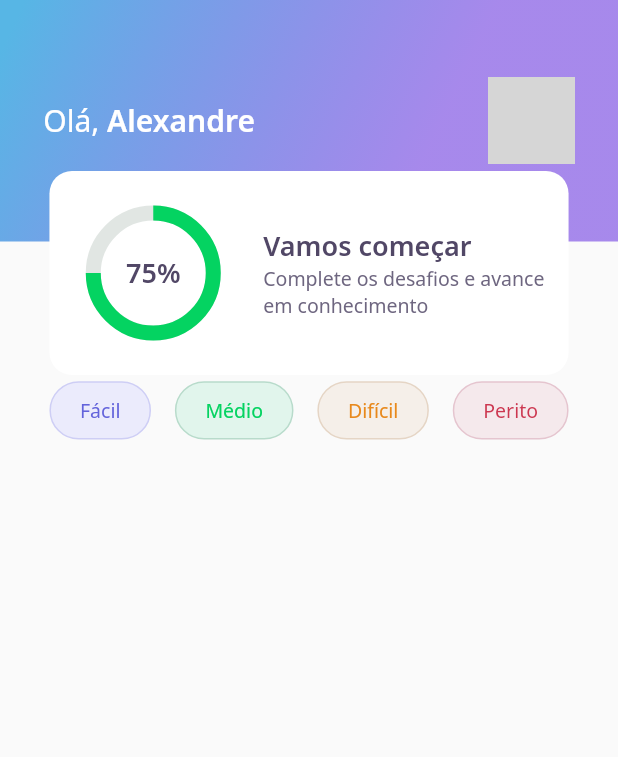
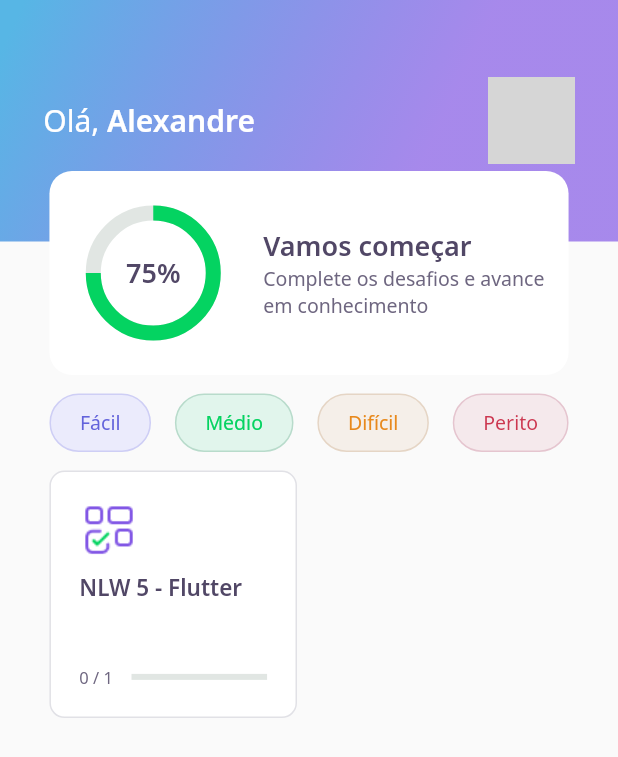
Before and after one commit to alexandreturial/nlw5-flutter, a Flutter app: the screen it shows after launch, on a phone screen of 412 x 824 dp. Shown: the top 757 px of the screen. Run offline on Flutter 3.47's test engine with Material 2 defaults, Android fonts, the phone set to English and light mode, and no system bars; our stand-ins replace google_fonts; accounts and stored records are empty; network calls fail; grey boxes are pictures that could not be loaded.

Commit message:
state page and controller

```diff
--- /dev/null
+++ b/lib/Home/home_controller.dart
@@ -0,0 +1,51 @@
+import 'package:flutter/cupertino.dart';
+import 'package:nlw5/Home/home_state.dart';
+import 'package:nlw5/core/app_images.dart';
+import 'package:nlw5/shared/models/awnser_model.dart';
+import 'package:nlw5/shared/models/question_model.dart';
+import 'package:nlw5/shared/models/quiz_model.dart';
+import 'package:nlw5/shared/models/user_model.dart';
+
+class HomeController {
+  final ValueNotifier<HomeState> stateNotifier = ValueNotifier<HomeState>(HomeState.empty);
+
+  set state(HomeState state) => stateNotifier.value = state;
+  HomeState get state => stateNotifier.value;
+
+  UserModel? user;
+  List<QuizModel>? quizzes;
+
+  void getUser() async{
+    state = HomeState.loading;
+    await Future.delayed(Duration(seconds: 2));
+    user = UserModel(
+      name: "Alexandre",
+      photoUrl: "https://avatars.githubusercontent.com/u/29807033?v=4",
+    );
+    state = HomeState.success;
+
+  }
+
+  void getQuizzes() async {
+    state = HomeState.loading;
+    await Future.delayed(Duration(seconds: 2));
+
+    quizzes = [
+      QuizModel(
+          title: "NLW 5 - Flutter",
+          question: [
+            QuestionModel(title: "Esta curtindo Flutter?", awnsers: [
+              AwnserModel(title: "Estou curtindo"),
+              AwnserModel(title: "Estou adoradno"),
+              AwnserModel(title: "Amando flutter curtindo"),
+              AwnserModel(title: "muito Top", isRight: true),
+            ])
+          ],
+          image: AppImages.blocks,
+          level: Level.facil)
+    ];
+
+    state = HomeState.success;
+
+  }
+}
--- a/lib/Home/home_page.dart
+++ b/lib/Home/home_page.dart
@@ -1,6 +1,10 @@
 import 'package:flutter/material.dart';
+import 'package:nlw5/Home/home_controller.dart';
+import 'package:nlw5/Home/home_state.dart';
 import 'package:nlw5/Home/widgets/AppBar/app_bar.dart';
 import 'package:nlw5/Home/widgets/LevelButton/level_button_widget.dart';
+import 'package:nlw5/Home/widgets/QuizCard/quiz_card_widget.dart';
+import 'package:nlw5/core/app_colors.dart';
 
 class HomePage extends StatefulWidget {
   @override
@@ -8,18 +12,35 @@ class HomePage extends StatefulWidget {
 }
 
 class _HomePageState extends State<HomePage> {
+  final controller = HomeController();
+
+  @override
+  void initState(){
+    super.initState();
+    controller.getUser();
+    controller.getQuizzes();
+    controller.stateNotifier.addListener(() {
+      setState(() {});
+    });
+  }
+
   @override
   Widget build(BuildContext context) {
     Size screenSize = MediaQuery.of(context).size;
-
+    if(controller.state == HomeState.success){
       return Scaffold(
-      appBar: AppBarWidget(screenSize),
+        appBar: AppBarWidget(
+          screenSize: screenSize,
+          user: controller.user!,
+      ),
       body: Padding(
         padding: EdgeInsets.symmetric(
           horizontal: screenSize.width > 700 ? screenSize.width * 0.2 : screenSize.width * 0.08,
-          vertical: screenSize.width * 0.01
+          vertical: screenSize.width * 0.03
         ),
-        child: Row(
+        child: Column(
+          children: [
+            Row(
               mainAxisAlignment: MainAxisAlignment.spaceBetween,
               children: [
                 LevelButtonWidget(label: 'Fácil'),
@@ -28,7 +49,36 @@ class _HomePageState extends State<HomePage> {
                 LevelButtonWidget(label: 'Perito'),
               ],
             ),
+            SizedBox(
+              height: screenSize.height * 0.015
             ),
+            Expanded(
+              child: GridView.count(
+                crossAxisCount: 2,
+                crossAxisSpacing: 16,
+                mainAxisSpacing: 16,
+                children: controller.quizzes!.map(
+                  (e) => QuizCardWidget(
+                    completed: '${e.questionAwnsered} / ${e.question.length}',
+                    title: e.title,
+                    porcent: e.questionAwnsered/e.question.length,
+                  )
+                ).toList(),
+
+              ),
+            )
+          ],
+        ),
+      ),
+    );
+    }else{
+      return Scaffold(
+        body: Center(
+          child: CircularProgressIndicator(
+            valueColor: AlwaysStoppedAnimation<Color>(AppColors.darkGreen)
+          )
+        )
       );
     }
   }
+}
--- /dev/null
+++ b/lib/Home/home_state.dart
@@ -0,0 +1,6 @@
+enum HomeState {
+  success,
+  loading,
+  error,
+  empty
+}
--- a/lib/Home/widgets/AppBar/app_bar.dart
+++ b/lib/Home/widgets/AppBar/app_bar.dart
@@ -1,15 +1,16 @@
 import 'package:flutter/material.dart';
 import 'package:nlw5/Home/widgets/score_card.dart/scored_card_widget.dart';
 import 'package:nlw5/core/core.dart';
+import 'package:nlw5/shared/models/user_model.dart';
 
 class AppBarWidget extends PreferredSize {
+  final UserModel user;
+  final Size screenSize;
 
-
-  AppBarWidget(Size screenSize) : super(
+  AppBarWidget({ required this.user, required this.screenSize}) : super(
     preferredSize: Size.fromHeight(250),
     child: Container(
       height: 250,
-
       child: Stack(
         children: [
           Container(
@@ -28,7 +29,7 @@ class AppBarWidget extends PreferredSize {
                     style: AppTextStyles.title,
                     children: [
                       TextSpan(
-                      text: "Alexandre",
+                      text: user.name,
                       style: AppTextStyles.titleBold
                       ),
                     ]
@@ -41,7 +42,7 @@ class AppBarWidget extends PreferredSize {
                     borderRadius: BorderRadius.circular(10),
                     image: DecorationImage(
                       image: NetworkImage(
-                        "https://avatars.githubusercontent.com/u/29807033?v=4"
+                        user.photoUrl
                       )
                     )
                   ),
--- /dev/null
+++ b/lib/Home/widgets/QuizCard/quiz_card_widget.dart
@@ -0,0 +1,73 @@
+import 'package:flutter/material.dart';
+import 'package:nlw5/core/app_colors.dart';
+import 'package:nlw5/core/app_text_styles.dart';
+import 'package:nlw5/core/core.dart';
+import 'package:nlw5/shared/widgets/ProgressIndicator/progress_indicator_widget.dart';
+
+class QuizCardWidget extends StatelessWidget {
+  final String title;
+  final String completed;
+  final double porcent;
+
+  const QuizCardWidget({
+    Key? key,
+    required this.title,
+    required this.completed,
+    required this.porcent
+  }) : super(key: key);
+
+  @override
+  Widget build(BuildContext context) {
+    Size screenSize = MediaQuery.of(context).size;
+
+    return Container(
+      padding: EdgeInsets.all(screenSize.height * 0.023),
+      decoration: BoxDecoration(
+        border: Border.fromBorderSide(
+          BorderSide(color: AppColors.border)),
+        color: AppColors.white,
+        borderRadius: BorderRadius.circular(10)
+      ),
+      child: Column(
+        crossAxisAlignment: CrossAxisAlignment.start,
+        mainAxisAlignment: MainAxisAlignment.spaceBetween,
+        children:[
+          Column(
+            crossAxisAlignment: CrossAxisAlignment.start,
+            children: [
+              Container(
+                height: screenSize.width > 700 ? screenSize.height * 0.1 : screenSize.height * 0.048,
+                width: screenSize.width > 700 ? screenSize.height * 0.1: screenSize.height * 0.048,
+                child: Image.asset(AppImages.blocks),
+              ),
+              SizedBox(
+                height: screenSize.width * 0.02
+              ),
+              Text(
+                this.title,
+                style: AppTextStyles.heading15,
+              ),
+            ],
+          ),
+
+          Row(
+
+            children: [
+              Container(
+                padding: EdgeInsets.only(right: screenSize.height * 0.015),
+                child: Text(
+                  completed,
+                  style: AppTextStyles.body11,
+
+                ),
+              ),
+              Expanded(
+                child: ProgressIndicatorWidget(value: porcent),
+              )
+            ],
+          )
+        ]
+      ),
+    );
+  }
+}
--- a/lib/core/app_widget.dart
+++ b/lib/core/app_widget.dart
@@ -1,5 +1,7 @@
 import 'package:flutter/material.dart';
+import 'package:nlw5/Challenge/challenge_page.dart';
 import 'package:nlw5/Home/home_page.dart';
+import 'package:nlw5/Home/widgets/QuizCard/quiz_card_widget.dart';
 import 'package:nlw5/Splash/splash_page.dart';
 
 class AppWidget extends StatelessWidget {
--- /dev/null
+++ b/lib/shared/models/awnser_model.dart
@@ -0,0 +1,9 @@
+class AwnserModel{
+  final String title;
+  final bool isRight;
+
+  AwnserModel({
+    required this.title,
+    this.isRight = false
+  });
+}
--- /dev/null
+++ b/lib/shared/models/question_model.dart
@@ -0,0 +1,12 @@
+import 'package:nlw5/shared/models/awnser_model.dart';
+
+class QuestionModel{
+  final String title;
+  final List<AwnserModel> awnsers;
+
+  QuestionModel({
+    required this.title,
+    required this.awnsers,
+  }) : assert(awnsers.length == 4);
+
+}
--- /dev/null
+++ b/lib/shared/models/quiz_model.dart
@@ -0,0 +1,25 @@
+import 'package:nlw5/shared/models/question_model.dart';
+
+enum Level{
+  facil,
+  medio,
+  dificil,
+  perito
+}
+
+class QuizModel{
+  final String title;
+  final List<QuestionModel> question;
+  final int questionAwnsered;
+  final String image;
+  final Level level;
+
+  QuizModel({
+    required this.title,
+    required this.question,
+    required this.image,
+    required this.level,
+    this.questionAwnsered = 0,
+  });
+
+}
--- /dev/null
+++ b/lib/shared/models/user_model.dart
@@ -0,0 +1,13 @@
+class UserModel{
+  final String name;
+  final String photoUrl;
+  final int score;
+
+  UserModel({
+    required this.name,
+    required this.photoUrl,
+    this.score = 0
+  });
+
+
+}
--- /dev/null
+++ b/lib/shared/widgets/ProgressIndicator/progress_indicator_widget.dart
@@ -0,0 +1,21 @@
+import 'package:flutter/material.dart';
+import 'package:nlw5/core/app_colors.dart';
+
+class ProgressIndicatorWidget extends StatelessWidget {
+  final double value;
+
+  const ProgressIndicatorWidget({
+    Key? key,
+    required this.value
+  })
+  : super(key: key);
+
+  @override
+  Widget build(BuildContext context) {
+    return LinearProgressIndicator(
+      value: value,
+      backgroundColor: AppColors.chartSecondary,
+      valueColor: AlwaysStoppedAnimation<Color>(AppColors.chartPrimary),
+    );
+  }
+}
```
Also changed, not shown: lib/Challenge/challenge_page.dart (added, +23 -0 lines), lib/Challenge/widgets/Awnser/awnser_widget.dart (added, +81 -0 lines), lib/Challenge/widgets/QuestionIndicator/question_indicator_widget.dart (added, +35 -0 lines), lib/Challenge/widgets/Quiz/quiz_widget.dart (added, +30 -0 lines). Lines whose indentation alone changed are shown as unchanged.
